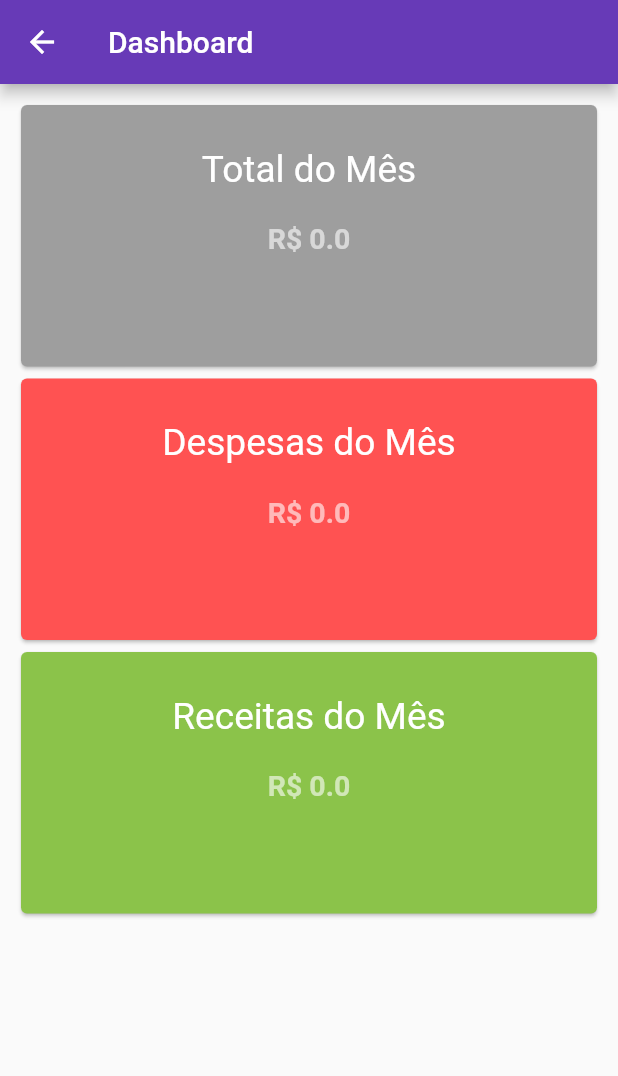
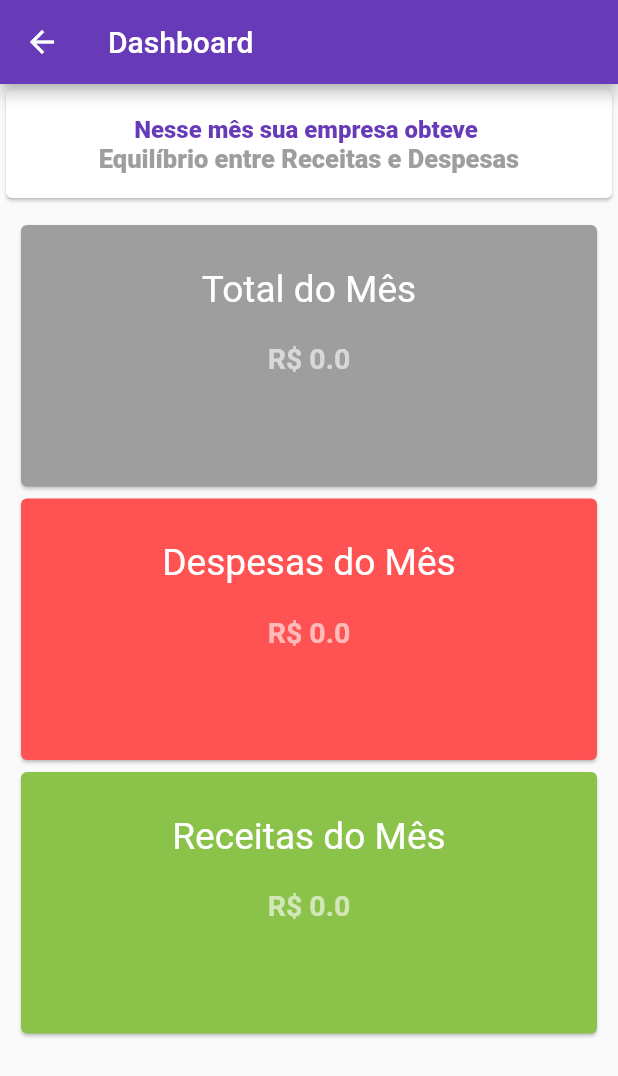
Before and after one commit to matheusc3m/flutter-app-contabil, a Flutter app: the DashboardPage screen opened directly, on a phone screen of 412 x 824 dp. Shown: the top 1076 px of the screen. Run offline on Flutter 3.47's test engine with Material 2 defaults, Android fonts, the phone set to English and light mode, and no system bars; our stand-ins replace cloud_firestore, curved_navigation_bar, date_field, firebase_auth, google_sign_in, rflutter_alert and 2 more; missing offline and left inert: flutter_alert, flutter_radio_button_group; accounts and stored records are empty.

Commit message:
Info na dashboard

```diff
--- a/appcontabil/lib/pages/dashboard.dart
+++ b/appcontabil/lib/pages/dashboard.dart
@@ -57,9 +57,9 @@ class _DashboardPageState extends State<DashboardPage> {
       } else if (element.tipo == false) {
         totalDespesa += element.valor;
       }
-      total += element.valor;
     });
     print(totalReceita);
+    total = totalReceita - totalDespesa;
     var array = [
       "$total",
       "$totalDespesa",
@@ -73,7 +73,21 @@ class _DashboardPageState extends State<DashboardPage> {
       appBar: AppBar(
         title: Text("Dashboard"),
       ),
-      body: GridView.builder(
+      body: Column(
+        children: <Widget>[
+          Card(
+            child: ListTile(
+              subtitle: _getText(total),
+              title: Center(
+                  child: Text(
+                "Nesse mês sua empresa obteve ",
+                style: TextStyle(
+                    fontWeight: FontWeight.w800, color: Colors.deepPurple),
+              )),
+            ),
+          ),
+          Expanded(
+            child: GridView.builder(
                 padding: EdgeInsets.all(10),
                 itemCount: array.length,
                 gridDelegate: (SliverGridDelegateWithFixedCrossAxisCount(
@@ -91,14 +105,16 @@ class _DashboardPageState extends State<DashboardPage> {
                         child: Column(
                           children: <Widget>[
                             SizedBox(
-                          height: MediaQuery.of(context).size.height * 0.01),
+                                height:
+                                    MediaQuery.of(context).size.height * 0.01),
                             Padding(
                               padding: EdgeInsets.all(20),
                               child: Text(
                                 menu[index],
                                 style: TextStyle(
                                     fontSize:
-                                  MediaQuery.of(context).size.height * 0.03,
+                                        MediaQuery.of(context).size.height *
+                                            0.03,
                                     color: Colors.white,
                                     fontWeight: FontWeight.w400,
                                     height: 1.2),
@@ -118,6 +134,9 @@ class _DashboardPageState extends State<DashboardPage> {
                     ),
                   );
                 }),
+          ),
+        ],
+      ),
     );
   }
 }
@@ -130,3 +149,27 @@ Color _getMyColor(var tipo) {
   } else
     return Colors.grey;
 }
+
+Widget _getText(numero) {
+  if (numero < 0)
+    return Text(
+      "PREJUÍZO",
+      textAlign: TextAlign.center,
+      style: TextStyle(
+          fontSize: 17, color: Colors.red, fontWeight: FontWeight.w800),
+    );
+  if (numero > 0)
+    return Text(
+      "LUCRO",
+      textAlign: TextAlign.center,
+      style: TextStyle(
+          fontSize: 17, color: Colors.green, fontWeight: FontWeight.w800),
+    );
+  if (numero == 0)
+    return Text(
+      "Equilíbrio entre Receitas e Despesas",
+      textAlign: TextAlign.center,
+      style: TextStyle(
+          fontSize: 17, color: Colors.grey, fontWeight: FontWeight.w800),
+    );
+}
```
Lines whose indentation alone changed are shown as unchanged.
